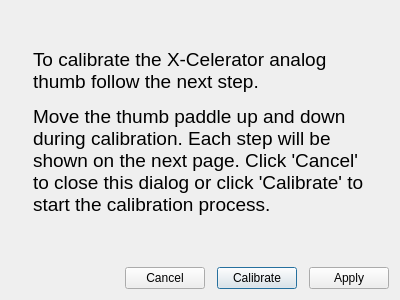
Qt form rtcalibratexcdialog.ui (britus/RoccatTyon) before a commit.
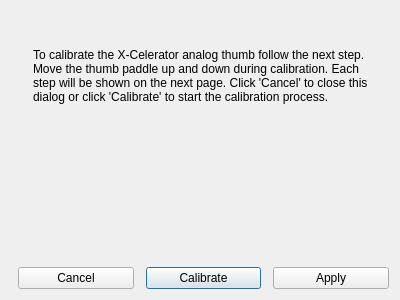
The same form after that commit. The open tabs and pages were chosen to show the change. Custom widgets are drawn as their Qt base class.

The edit to the form file:
```diff
--- a/rtcalibratexcdialog.ui
+++ b/rtcalibratexcdialog.ui
@@ -33,18 +33,11 @@
           <item>
            <widget class="QLabel" name="txIntro">
             <property name="text">
-             <string>&lt;!DOCTYPE HTML PUBLIC &quot;-//W3C//DTD HTML 4.0//EN&quot; &quot;http://www.w3.org/TR/REC-html40/strict.dtd&quot;&gt;
-&lt;html&gt;&lt;head&gt;&lt;meta name=&quot;qrichtext&quot; content=&quot;1&quot; /&gt;&lt;meta charset=&quot;utf-8&quot; /&gt;&lt;style type=&quot;text/css&quot;&gt;
-p, li { white-space: pre-wrap; }
-hr { height: 1px; border-width: 0; }
-li.unchecked::marker { content: &quot;\2610&quot;; }
-li.checked::marker { content: &quot;\2612&quot;; }
-&lt;/style&gt;&lt;/head&gt;&lt;body style=&quot; font-family:'.AppleSystemUIFont'; font-size:13pt; font-weight:400; font-style:normal;&quot;&gt;
-&lt;p style=&quot; margin-top:12px; margin-bottom:12px; margin-left:0px; margin-right:0px; -qt-block-indent:0; text-indent:0px;&quot;&gt;&lt;span style=&quot; font-size:14pt;&quot;&gt;To calibrate the X-Celerator analog thumb follow the next step.&lt;/span&gt;&lt;/p&gt;
-&lt;p style=&quot; margin-top:12px; margin-bottom:12px; margin-left:0px; margin-right:0px; -qt-block-indent:0; text-indent:0px;&quot;&gt;&lt;span style=&quot; font-size:14pt;&quot;&gt;Move the thumb paddle up and down during calibration. Each step will be shown on the next page. Click 'Cancel' to close this dialog or click 'Calibrate' to start the calibration process.&lt;/span&gt;&lt;/p&gt;&lt;/body&gt;&lt;/html&gt;</string>
+             <string>To calibrate the X-Celerator analog thumb follow the next step.
+Move the thumb paddle up and down during calibration. Each step will be shown on the next page. Click 'Cancel' to close this dialog or click 'Calibrate' to start the calibration process.</string>
             </property>
             <property name="textFormat">
-             <enum>Qt::TextFormat::MarkdownText</enum>
+             <enum>Qt::PlainText</enum>
             </property>
             <property name="alignment">
              <set>Qt::AlignmentFlag::AlignLeading|Qt::AlignmentFlag::AlignLeft|Qt::AlignmentFlag::AlignTop</set>
@@ -155,13 +148,7 @@
       <item>
        <spacer name="horizontalSpacer">
         <property name="orientation">
-         <enum>Qt::Orientation::Horizontal</enum>
-        </property>
-        <property name="sizeHint" stdset="0">
-         <size>
-          <width>77</width>
-          <height>20</height>
-         </size>
+         <enum>Qt::Horizontal</enum>
         </property>
        </spacer>
       </item>
```
Left out of the diff: 22 changed lines with no effect on the pictures.
